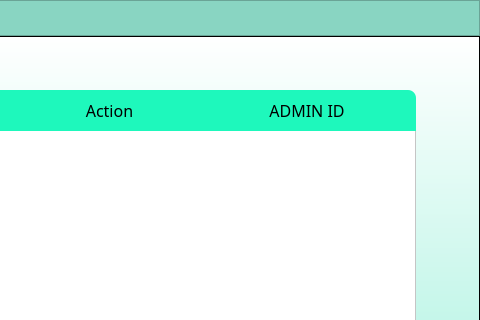
marcryangil/facemaskdetection, file system_log.ui: the form before one commit; both pictures show x 462 to 942 and y 0 to 320 of the 942 by 495 pixel window.
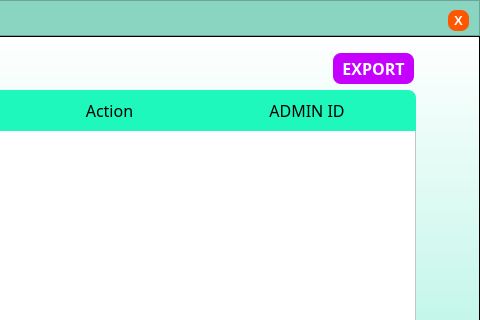
The form after the commit. Icons and pictures are not drawn.

Commit message: export function updated

```diff
--- a/system_log.ui
+++ b/system_log.ui
@@ -87,6 +87,53 @@
         <bool>true</bool>
        </property>
       </widget>
+      <widget class="QPushButton" name="exitbtn">
+       <property name="geometry">
+        <rect>
+         <x>910</x>
+         <y>10</y>
+         <width>21</width>
+         <height>21</height>
+        </rect>
+       </property>
+       <property name="minimumSize">
+        <size>
+         <width>0</width>
+         <height>0</height>
+        </size>
+       </property>
+       <property name="font">
+        <font>
+         <family>MS Shell Dlg 2</family>
+         <pointsize>10</pointsize>
+         <weight>75</weight>
+         <bold>true</bold>
+        </font>
+       </property>
+       <property name="autoFillBackground">
+        <bool>false</bool>
+       </property>
+       <property name="styleSheet">
+        <string notr="true">QPushButton{
+	background-color: rgba(255,87,0,255);
+	border: none;
+	color: rgb(255, 255, 255);
+	border-radius: 8px;
+}
+QPushButton:hover{
+	background-color: rgb(31, 211, 166);
+}
+QPushButton:pressed{
+	background-color: rgb(22, 154, 121)
+}</string>
+       </property>
+       <property name="text">
+        <string>X</string>
+       </property>
+       <property name="flat">
+        <bool>false</bool>
+       </property>
+      </widget>
      </widget>
     </item>
     <item>
@@ -459,6 +506,53 @@
         <enum>QFrame::Raised</enum>
        </property>
       </widget>
+      <widget class="QPushButton" name="btnExport">
+       <property name="geometry">
+        <rect>
+         <x>795</x>
+         <y>17</y>
+         <width>81</width>
+         <height>31</height>
+        </rect>
+       </property>
+       <property name="minimumSize">
+        <size>
+         <width>0</width>
+         <height>0</height>
+        </size>
+       </property>
+       <property name="font">
+        <font>
+         <family>Work Sans SemiBold</family>
+         <pointsize>12</pointsize>
+         <weight>75</weight>
+         <bold>true</bold>
+        </font>
+       </property>
+       <property name="autoFillBackground">
+        <bool>false</bool>
+       </property>
+       <property name="styleSheet">
+        <string notr="true">QPushButton{
+	background-color: rgba(197,0,255,255);
+	border: none;
+	color: rgb(255, 255, 255);
+	border-radius: 8px;
+}
+QPushButton:hover{
+	background-color: rgb(31, 211, 166);
+}
+QPushButton:pressed{
+	background-color: rgb(22, 154, 121)
+}</string>
+       </property>
+       <property name="text">
+        <string>EXPORT</string>
+       </property>
+       <property name="flat">
+        <bool>false</bool>
+       </property>
+      </widget>
      </widget>
     </item>
     <item>
```
The commit also changes 10 other files.
